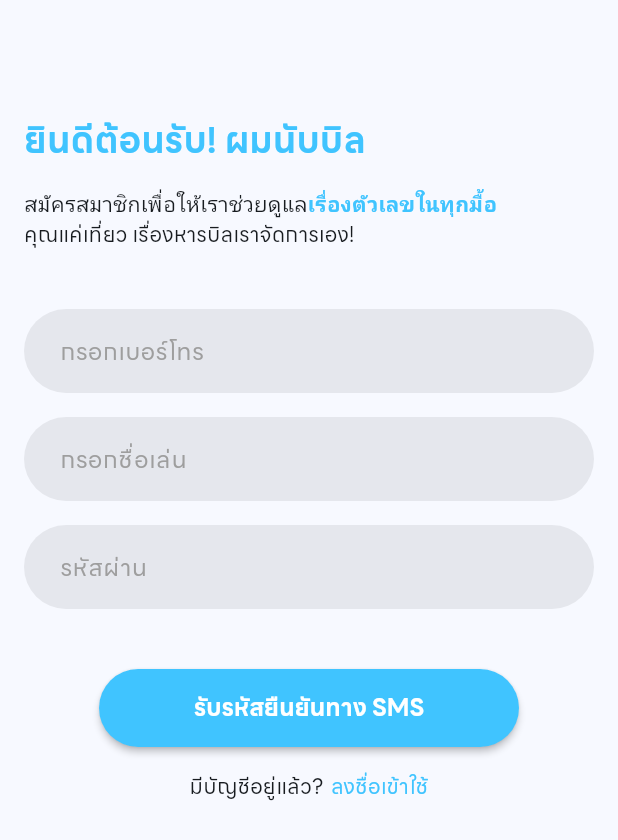
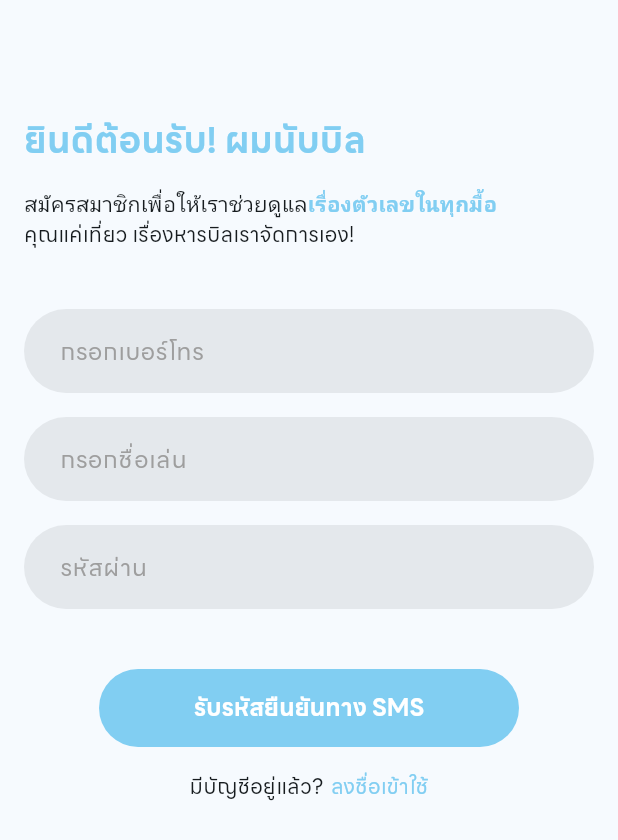
Before and after one commit to Pikachu051/nub-bill, a Flutter app: the screen it shows after launch, after a tap on "สมัครบัญชีใหม่", on a phone screen of 412 x 824 dp. Shown: the top 840 px of the screen. Run offline on Flutter 3.47's test engine with Material 3 defaults, Android fonts, the phone set to English and light mode, and no system bars.

Commit message:
Update color scheme and button styles across authentication and registration pages

```diff
--- a/nubbill/lib/app.dart
+++ b/nubbill/lib/app.dart
@@ -10,7 +10,7 @@ class App extends StatelessWidget {
       title: 'Nub-Bill',
       theme: ThemeData(
         useMaterial3: true,
-        colorScheme: ColorScheme.fromSeed(seedColor: Colors.lightBlue),
+        colorScheme: ColorScheme.fromSeed(seedColor: const Color.fromARGB(255, 129, 206, 242)),
         fontFamily: 'LineSeedSansTH',
       ),
       home: const AuthenticationPage(),
--- a/nubbill/lib/pages/authentication_page.dart
+++ b/nubbill/lib/pages/authentication_page.dart
@@ -15,8 +15,9 @@ class AuthenticationPage extends StatelessWidget {
           children: [
             RoundedButton(
               text: 'สมัครบัญชีใหม่',
-              backgroundColor: Colors.lightBlueAccent,
+              backgroundColor: const Color.fromARGB(255, 129, 206, 242),
               textColor: Colors.white,
+
               onPressed: () {
                 Navigator.push(
                   context,
@@ -28,7 +29,7 @@ class AuthenticationPage extends StatelessWidget {
             RoundedButton(
               text: 'ลงชื่อเข้าใช้',
               backgroundColor: Colors.white,
-              textColor: Colors.lightBlueAccent,
+              textColor: const Color.fromARGB(255, 129, 206, 242),
               outlined: true,
               onPressed: () {
                 Navigator.push(
--- a/nubbill/lib/pages/register_page.dart
+++ b/nubbill/lib/pages/register_page.dart
@@ -18,7 +18,7 @@ class RegisterPage extends StatelessWidget {
               const Text(
                 'ยินดีต้อนรับ! ผมนับบิล',
                 style: TextStyle(
-                  color: Colors.lightBlueAccent,
+                  color: Color.fromARGB(255, 129, 206, 242),
                   fontWeight: FontWeight.bold,
                   fontSize: 24,
                 ),
@@ -32,7 +32,7 @@ class RegisterPage extends StatelessWidget {
                     TextSpan(
                       text: 'เรื่องตัวเลขในทุกมื้อ',
                       style: TextStyle(
-                        color: Colors.lightBlueAccent,
+                        color: Color.fromARGB(255, 129, 206, 242),
                         fontWeight: FontWeight.bold,
                         fontSize: 14,
                       ),
@@ -63,7 +63,7 @@ class RegisterPage extends StatelessWidget {
                         focusedBorder: OutlineInputBorder(
                           borderRadius: BorderRadius.circular(30),
                           borderSide: const BorderSide(
-                            color: Colors.lightBlueAccent,
+                            color: Color.fromARGB(255, 129, 206, 242),
                             width: 2,
                           ),
                         ),
@@ -89,7 +89,7 @@ class RegisterPage extends StatelessWidget {
                         focusedBorder: OutlineInputBorder(
                           borderRadius: BorderRadius.circular(30),
                           borderSide: const BorderSide(
-                            color: Colors.lightBlueAccent,
+                            color: Color.fromARGB(255, 129, 206, 242),
                             width: 2,
                           ),
                         ),
@@ -117,7 +117,7 @@ class RegisterPage extends StatelessWidget {
                         focusedBorder: OutlineInputBorder(
                           borderRadius: BorderRadius.circular(30),
                           borderSide: const BorderSide(
-                            color: Colors.lightBlueAccent,
+                            color: Color.fromARGB(255, 129, 206, 242),
                             width: 2,
                           ),
                         ),
@@ -134,7 +134,7 @@ class RegisterPage extends StatelessWidget {
                 children: [
                   RoundedButton(
                     text: 'รับรหัสยืนยันทาง SMS',
-                    backgroundColor: Colors.lightBlueAccent,
+                    backgroundColor: const Color.fromARGB(255, 129, 206, 242),
                     textColor: Colors.white,
                     onPressed: () {
                       Navigator.push(
@@ -153,7 +153,7 @@ class RegisterPage extends StatelessWidget {
                   SizedBox(width: 5),
                   const Text(
                     'ลงชื่อเข้าใช้',
-                    style: TextStyle(color: Colors.lightBlueAccent),
+                    style: TextStyle(color: Color.fromARGB(255, 129, 206, 242)),
                   ),
                 ],
               ),
--- a/nubbill/lib/widgets/rounded_button.dart
+++ b/nubbill/lib/widgets/rounded_button.dart
@@ -26,7 +26,7 @@ class RoundedButton extends StatelessWidget {
         style: ElevatedButton.styleFrom(
           backgroundColor: backgroundColor,
           foregroundColor: textColor,
-          elevation: outlined ? 0 : 2,
+          elevation: 0.0,
           shape: RoundedRectangleBorder(
             borderRadius: BorderRadius.circular(100),
             side: outlined ? BorderSide(color: textColor) : BorderSide.none,
```
Also changed, not shown: nubbill/lib/pages/login_page.dart (+6 -6 lines).
